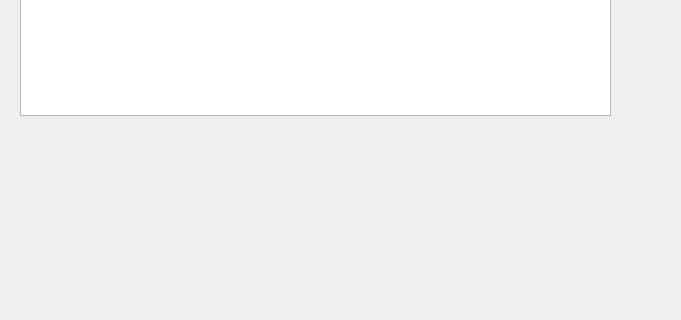
Above: mainwindow.ui from YannRaulet/projetCpp1 before the change; both pictures show x 0 to 681 and y 275 to 595 of the 800 by 972 pixel window. Below: the same form after it.
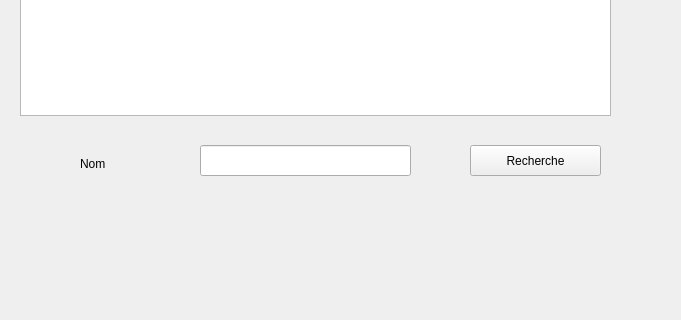
That is the form after the change.

Commit message: move database opening in construct

What changed in the file:
```diff
--- a/mainwindow.ui
+++ b/mainwindow.ui
@@ -50,6 +50,42 @@
      </rect>
     </property>
    </widget>
+   <widget class="QLabel" name="label">
+    <property name="geometry">
+     <rect>
+      <x>80</x>
+      <y>430</y>
+      <width>67</width>
+      <height>17</height>
+     </rect>
+    </property>
+    <property name="text">
+     <string>Nom</string>
+    </property>
+   </widget>
+   <widget class="QLineEdit" name="txtName">
+    <property name="geometry">
+     <rect>
+      <x>200</x>
+      <y>420</y>
+      <width>211</width>
+      <height>31</height>
+     </rect>
+    </property>
+   </widget>
+   <widget class="QPushButton" name="searchButton">
+    <property name="geometry">
+     <rect>
+      <x>470</x>
+      <y>420</y>
+      <width>131</width>
+      <height>31</height>
+     </rect>
+    </property>
+    <property name="text">
+     <string>Recherche</string>
+    </property>
+   </widget>
   </widget>
   <widget class="QMenuBar" name="menubar">
    <property name="geometry">
```
The commit also changes 2 other files.
